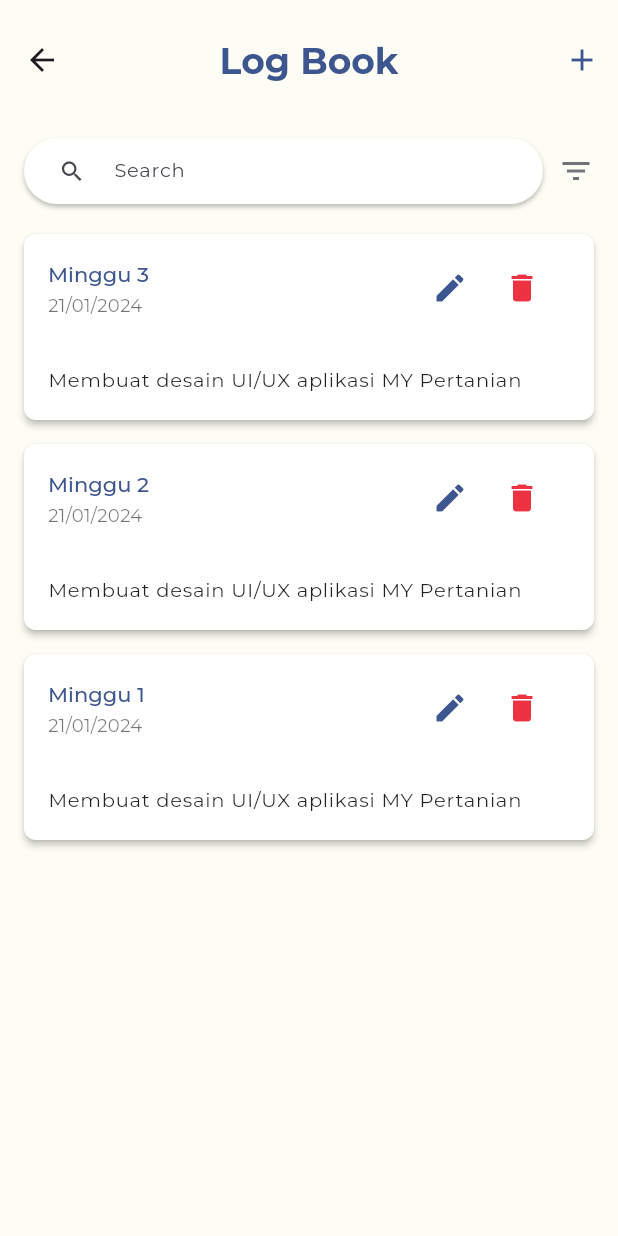
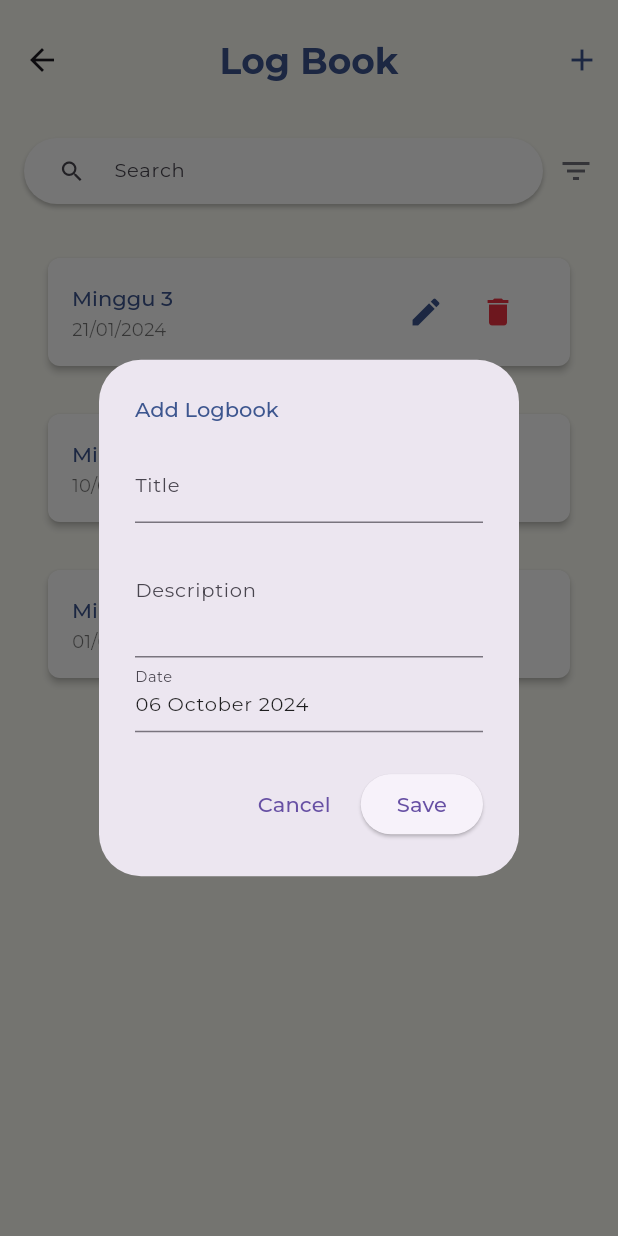
Before and after one commit to Kevin5621/Sitama, a Flutter app: the LogbookPage screen opened directly, after a tap on the "add" icon, on a phone screen of 412 x 824 dp. Run offline on Flutter 3.47's test engine with Material 3 defaults, Android fonts, the light colour scheme and no system bars; our stand-ins replace dartz, dio, flutter_bloc, flutter_svg, get_it, google_fonts and 2 more; accounts and stored records are empty.

Commit message:
add CRUD logbook

```diff
--- a/lib/domain/entities/logbook.dart
+++ b/lib/domain/entities/logbook.dart
@@ -1,38 +1,31 @@
-class Logbook {
+class LogbookItem {
   final String id;
   final int weekNumber;
-  final DateTime date;
+  final DateTime date;  // Ubah String menjadi DateTime
   final String description;
   final bool isExpanded;
 
-  Logbook({
+  LogbookItem({
     required this.id,
     required this.weekNumber,
-    required this.date,
+    required this.date,  // Ubah di sini juga
     required this.description,
     this.isExpanded = false,
   });
 
-  Logbook copyWith({
+  LogbookItem copyWith({
     String? id,
     int? weekNumber,
-    DateTime? date,
+    DateTime? date,  // Ubah tipe di sini juga
     String? description,
     bool? isExpanded,
   }) {
-    return Logbook(
+    return LogbookItem(
       id: id ?? this.id,
       weekNumber: weekNumber ?? this.weekNumber,
-      date: date ?? this.date,
+      date: date ?? this.date,  // Pastikan tipe sesuai
       description: description ?? this.description,
       isExpanded: isExpanded ?? this.isExpanded,
     );
   }
 }
-
-abstract class LogbookRepository {
-  Future<List<Logbook>> getLogbooks();
-  Future<void> addLogbook(Logbook logbook);
-  Future<void> updateLogbook(Logbook logbook);
-  Future<void> deleteLogbook(String id);
-}
--- /dev/null
+++ b/lib/domain/repository/logbook_repository.dart
@@ -0,0 +1,8 @@
+import 'package:sitama3/domain/entities/logbook.dart';
+
+abstract class LogbookRepository {
+  Future<List<LogbookItem>> getLogbooks();
+  Future<void> addLogbook(LogbookItem logbook);
+  Future<void> updateLogbook(LogbookItem logbook);
+  Future<void> deleteLogbook(String id);
+}
--- a/lib/main.dart
+++ b/lib/main.dart
@@ -1,6 +1,7 @@
 import 'package:flutter/material.dart';
+import 'package:sitama3/presentation/pages/Mahasiswa/home.dart';
 import './config/theme/theme.dart';
-import './presentation/pages/common/splash.dart';
+// import './presentation/pages/common/splash.dart';
 import './config/routes.dart';
 
 
@@ -18,7 +19,7 @@ class MyApp extends StatelessWidget {
       debugShowCheckedModeBanner: false,
       title: 'Flutter Demo',
       theme: AppTheme.lightTheme,
-      home: const SplashPage(),
+      home: const HomePage(),
     );
   }
 }
--- a/lib/presentation/bloc/event/logbook_bloc.dart
+++ b/lib/presentation/bloc/event/logbook_bloc.dart
@@ -1,7 +1,7 @@
 import 'package:flutter_bloc/flutter_bloc.dart';
-import '../event/loogbook_event.dart';
-import '../../../domain/entities/logbook.dart';
-import '../event/logbook_state.dart';
+import 'package:sitama3/domain/repository/logbook_repository.dart';
+import 'package:sitama3/presentation/bloc/event/logbook_state.dart';
+import 'package:sitama3/presentation/bloc/event/loogbook_event.dart';
 
 class LogbookBloc extends Bloc<LogbookEvent, LogbookState> {
   final LogbookRepository repository;
--- a/lib/presentation/bloc/event/logbook_state.dart
+++ b/lib/presentation/bloc/event/logbook_state.dart
@@ -7,7 +7,7 @@ class LogbookInitial extends LogbookState {}
 class LogbookLoading extends LogbookState {}
 
 class LogbookLoaded extends LogbookState {
-  final List<Logbook> logbooks;
+  final List<LogbookItem> logbooks;
   LogbookLoaded(this.logbooks);
 }
 
--- a/lib/presentation/bloc/event/loogbook_event.dart
+++ b/lib/presentation/bloc/event/loogbook_event.dart
@@ -5,12 +5,12 @@ abstract class LogbookEvent {}
 class LoadLogbooks extends LogbookEvent {}
 
 class AddLogbookEvent extends LogbookEvent {
-  final Logbook logbook;
+  final LogbookItem logbook;
   AddLogbookEvent(this.logbook);
 }
 
 class UpdateLogbookEvent extends LogbookEvent {
-  final Logbook logbook;
+  final LogbookItem logbook;
   UpdateLogbookEvent(this.logbook);
 }
 
--- a/lib/presentation/pages/Mahasiswa/logbook.dart
+++ b/lib/presentation/pages/Mahasiswa/logbook.dart
@@ -1,11 +1,133 @@
 // lib/presentation/pages/logbook_page.dart
 import 'package:flutter/material.dart';
-import 'package:flutter_bloc/flutter_bloc.dart';
+import 'package:intl/intl.dart';
+import 'package:sitama3/domain/entities/logbook.dart';
+import 'package:sitama3/presentation/widgets/Models/logbook_dialog.dart';
+import 'package:sitama3/presentation/widgets/guidance/logbook_card.dart';
 import '../../../config/theme/theme.dart';
 import '../../widgets/Models/search_field.dart';
 
-class LogbookPage extends StatelessWidget {
+class LogbookPage extends StatefulWidget {
   const LogbookPage({Key? key}) : super(key: key);
+
+  @override
+  State<LogbookPage> createState() => _LogbookPageState();
+}
+
+class _LogbookPageState extends State<LogbookPage> {
+  List<LogbookItem> logbooks = [];
+
+  get dateFormat => null;
+
+  @override
+  void initState() {
+    super.initState();
+    final DateFormat dateFormat = DateFormat('dd/MM/yyyy');
+    // Initialize with dummy data
+    logbooks = [
+      LogbookItem(
+        id: '1',
+        weekNumber: 3,
+        date: dateFormat.parse("21/01/2024"),
+        description: "Membuat desain UI/UX aplikasi MY Pertanian. " +
+        "Lorem ipsum dolor sit amet, consectetur adipiscing elit. Sed do eiusmod tempor incididunt ut labore et dolore magna aliqua. " +
+        "Ut enim ad minim veniam, quis nostrud exercitation ullamco laboris nisi ut aliquip ex ea commodo consequat. " +
+        "Duis aute irure dolor in reprehenderit in voluptate velit esse cillum dolore eu fugiat nulla pariatur.",
+        isExpanded: false,
+      ),
+      LogbookItem(
+        id: '2',
+        weekNumber: 2,
+        date: dateFormat.parse("10/01/2024"),
+        description: "Membuat desain UI/UX aplikasi MY Pertanian. " +
+        "Lorem ipsum dolor sit amet, consectetur adipiscing elit. Sed do eiusmod tempor incididunt ut labore et dolore magna aliqua. " +
+        "Ut enim ad minim veniam, quis nostrud exercitation ullamco laboris nisi ut aliquip ex ea commodo consequat. " +
+        "Duis aute irure dolor in reprehenderit in voluptate velit esse cillum dolore eu fugiat nulla pariatur.",
+        isExpanded: false,
+      ),
+      LogbookItem(
+        id: '3',
+        weekNumber: 1,
+        date: dateFormat.parse("1/01/2024"),
+        description: "Membuat desain UI/UX aplikasi MY Pertanian. " +
+        "Lorem ipsum dolor sit amet, consectetur adipiscing elit. Sed do eiusmod tempor incididunt ut labore et dolore magna aliqua. " +
+        "Ut enim ad minim veniam, quis nostrud exercitation ullamco laboris nisi ut aliquip ex ea commodo consequat. " +
+        "Duis aute irure dolor in reprehenderit in voluptate velit esse cillum dolore eu fugiat nulla pariatur.",
+        isExpanded: false,
+      ),
+    ];
+  }
+
+  void _toggleExpand(String id) {
+    setState(() {
+      final index = logbooks.indexWhere((item) => item.id == id);
+      if (index != -1) {
+        logbooks[index] = logbooks[index].copyWith(
+          isExpanded: !logbooks[index].isExpanded,
+        );
+      }
+    });
+  }
+
+  void _deleteLogbook(String id) {
+    showDialog(
+      context: context,
+      builder: (context) => AlertDialog(
+        title: Text(
+          'Delete Logbook',
+          style: Theme.of(context).textTheme.headlineMedium,
+        ),
+        content: Text(
+          'Are you sure you want to delete this logbook entry?',
+          style: Theme.of(context).textTheme.bodyLarge,
+        ),
+        actions: [
+          TextButton(
+            onPressed: () => Navigator.pop(context),
+            child: Text(
+              'Cancel',
+              style: TextStyle(color: AppTheme.gray),
+            ),
+          ),
+          TextButton(
+            onPressed: () {
+              setState(() {
+                logbooks.removeWhere((item) => item.id == id);
+              });
+              Navigator.pop(context);
+            },
+            child: Text(
+              'Delete',
+              style: TextStyle(color: AppTheme.danger),
+            ),
+          ),
+        ],
+      ),
+    );
+  }
+
+  void _showAddEditDialog({LogbookItem? item}) {
+    showDialog(
+      context: context,
+      builder: (context) => LogbookDialog(
+        logbook: item,
+        onSave: (LogbookItem newItem) {
+          setState(() {
+            if (item != null) {
+              // Edit existing item
+              final index = logbooks.indexWhere((l) => l.id == item.id);
+              if (index != -1) {
+                logbooks[index] = newItem;
+              }
+            } else {
+              // Add new item
+              logbooks.add(newItem);
+            }
+          });
+        },
+      ),
+    );
+  }
 
   @override
   Widget build(BuildContext context) {
@@ -22,9 +144,7 @@ class LogbookPage extends StatelessWidget {
         centerTitle: true,
         actions: [
           IconButton(
-            onPressed: () {
-              // Show TambahBimbinganDialog adapted for logbook
-            },
+            onPressed: () => _showAddEditDialog(),
             icon: Icon(Icons.add, color: AppTheme.primary),
           )
         ],
@@ -56,81 +176,21 @@ class LogbookPage extends StatelessWidget {
             ),
           ),
           const SliverToBoxAdapter(child: SizedBox(height: 20)),
-          SliverToBoxAdapter(
-            child: Padding(
-              padding: const EdgeInsets.symmetric(horizontal: 16),
-              child: Column(
-                children: [
-                  _buildLogbookCard(
-                    weekNumber: 3,
-                    date: "21/01/2024",
-                    description: "Membuat desain UI/UX aplikasi MY Pertanian",
-                    theme: theme,
+          SliverList(
+            delegate: SliverChildBuilderDelegate(
+              (context, index) {
+                final logbook = logbooks[index];
+                return Padding(
+                  padding: const EdgeInsets.symmetric(horizontal: 16, vertical: 8),
+                  child: LogbookCard(
+                    logbook: logbook,
+                    onTap: () => _toggleExpand(logbook.id),
+                    onEdit: () => _showAddEditDialog(item: logbook),
+                    onDelete: () => _deleteLogbook(logbook.id),
                   ),
-                  _buildLogbookCard(
-                    weekNumber: 2,
-                    date: "21/01/2024",
-                    description: "Membuat desain UI/UX aplikasi MY Pertanian",
-                    theme: theme,
-                  ),
-                  _buildLogbookCard(
-                    weekNumber: 1,
-                    date: "21/01/2024",
-                    description: "Membuat desain UI/UX aplikasi MY Pertanian",
-                    theme: theme,
-                  ),
-                ],
-              ),
-            ),
-          ),
-        ],
-      ),
-    );
-  }
-
-  Widget _buildLogbookCard({
-    required int weekNumber,
-    required String date,
-    required String description,
-    required ThemeData theme,
-  }) {
-    return Card(
-      margin: const EdgeInsets.only(bottom: 16),
-      child: Column(
-        crossAxisAlignment: CrossAxisAlignment.start,
-        children: [
-          ListTile(
-            title: Text(
-              'Minggu $weekNumber',
-              style: theme.textTheme.headlineSmall,
-            ),
-            subtitle: Text(
-              date,
-              style: theme.textTheme.bodyMedium,
-            ),
-            trailing: Row(
-              mainAxisSize: MainAxisSize.min,
-              children: [
-                IconButton(
-                  icon: Icon(Icons.edit, color: AppTheme.primary),
-                  onPressed: () {
-                    // Implement edit functionality
-                  },
-                ),
-                IconButton(
-                  icon: Icon(Icons.delete, color: AppTheme.danger),
-                  onPressed: () {
-                    // Implement delete functionality
-                  },
-                ),
-              ],
-            ),
-          ),
-          Padding(
-            padding: const EdgeInsets.all(16.0),
-            child: Text(
-              description,
-              style: theme.textTheme.bodyLarge,
+                );
+              },
+              childCount: logbooks.length,
             ),
           ),
         ],
--- /dev/null
+++ b/lib/presentation/widgets/Models/logbook_dialog.dart
@@ -0,0 +1,128 @@
+import 'package:flutter/material.dart';
+import 'package:sitama3/utils/date_formatter.dart';
+import '../guidance/logbook_item.dart';
+
+class LogbookDialog extends StatefulWidget {
+  final dynamic logbook;
+
+  // final LogbookItem? logbook;
+
+  const LogbookDialog({Key? key, this.logbook, required onSave}) : super(key: key);
+
+  @override
+  _LogbookDialogState createState() => _LogbookDialogState();
+}
+
+class _LogbookDialogState extends State<LogbookDialog> {
+  final _formKey = GlobalKey<FormState>();
+  late TextEditingController _titleController;
+  late TextEditingController _descriptionController;
+  late TextEditingController _dateController;
+  DateTime? _selectedDate;
+
+  @override
+  void initState() {
+    super.initState();
+    _titleController = TextEditingController(text: widget.logbook?.title ?? '');
+    _descriptionController = TextEditingController(text: widget.logbook?.description ?? '');
+    _selectedDate = widget.logbook?.date ?? DateTime.now();
+    _dateController = TextEditingController(text: DateFormatter.toDisplayDate(_selectedDate!));
+  }
+
+  @override
+  void dispose() {
+    _titleController.dispose();
+    _descriptionController.dispose();
+    _dateController.dispose();
+    super.dispose();
+  }
+
+  Future<void> _selectDate(BuildContext context) async {
+    final DateTime? picked = await showDatePicker(
+      context: context,
+      initialDate: _selectedDate!,
+      firstDate: DateTime(2000),
+      lastDate: DateTime(2100),
+    );
+    if (picked != null && picked != _selectedDate) {
+      setState(() {
+        _selectedDate = picked;
+        _dateController.text = DateFormatter.toDisplayDate(picked);
+      });
+    }
+  }
+
+  @override
+  Widget build(BuildContext context) {
+    return AlertDialog(
+      title: Text(widget.logbook == null ? 'Add Logbook' : 'Edit Logbook'),
+      content: Form(
+        key: _formKey,
+        child: SingleChildScrollView(
+          child: Column(
+            mainAxisSize: MainAxisSize.min,
+            children: <Widget>[
+              TextFormField(
+                controller: _titleController,
+                decoration: const InputDecoration(labelText: 'Title'),
+                validator: (value) {
+                  if (value == null || value.isEmpty) {
+                    return 'Please enter a title';
+                  }
+                  return null;
+                },
+              ),
+              TextFormField(
+                controller: _descriptionController,
+                decoration: const InputDecoration(labelText: 'Description'),
+                maxLines: 3,
+              ),
+              TextFormField(
+                controller: _dateController,
+                decoration: const InputDecoration(labelText: 'Date'),
+                readOnly: true,
+                onTap: () => _selectDate(context),
+              ),
+            ],
+          ),
+        ),
+      ),
+      actions: <Widget>[
+        TextButton(
+          onPressed: () => Navigator.of(context).pop(),
+          child: const Text('Cancel'),
+        ),
+        ElevatedButton(
+          onPressed: () {
+            if (_formKey.currentState!.validate()) {
+              final logbook = LogbookItem(
+                id: widget.logbook?.id ?? DateTime.now().millisecondsSinceEpoch.toString(),
+                title: _titleController.text,
+                description: _descriptionController.text,
+                date: _selectedDate!,
+                weekNumber: _selectedDate!.weekOfYear, // Assuming you have a getter for weekOfYear
+              );
+              Navigator.of(context).pop(logbook);
+            }
+          },
+          child: const Text('Save'),
+        ),
+      ],
+    );
+  }
+}
+
+// Extension to get week of year
+extension DateTimeExtension on DateTime {
+  int get weekOfYear {
+    final startOfYear = DateTime(year, 1, 1);
+    final firstMonday = startOfYear.weekday;
+    final daysInFirstWeek = 8 - firstMonday;
+    final diff = difference(startOfYear);
+    var weeks = ((diff.inDays - daysInFirstWeek) / 7).ceil();
+    if (daysInFirstWeek > 3) {
+      weeks += 1;
+    }
+    return weeks;
+  }
+}
--- a/lib/presentation/widgets/guidance/logbook_card.dart
+++ b/lib/presentation/widgets/guidance/logbook_card.dart
@@ -4,7 +4,7 @@ import 'package:sitama3/config/theme/theme.dart';
 import 'package:sitama3/domain/entities/logbook.dart';
 
 class LogbookCard extends StatelessWidget {
-  final Logbook logbook;
+  final LogbookItem logbook;
   final VoidCallback onEdit;
   final VoidCallback onDelete;
   final VoidCallback onTap;
@@ -35,7 +35,7 @@ class LogbookCard extends StatelessWidget {
                 style: theme.textTheme.headlineSmall,
               ),
               subtitle: Text(
-                DateFormat('dd/MM/yyyy').format(logbook.date),
+                DateFormat('dd/MM/yyyy').format(logbook.date as DateTime),
                 style: theme.textTheme.bodyMedium,
               ),
               trailing: Row(
--- /dev/null
+++ b/lib/presentation/widgets/guidance/logbook_item.dart
@@ -0,0 +1,15 @@
+class LogbookItem {
+  final String id;
+  final String title;
+  final String description;
+  final DateTime date;
+  final int weekNumber;
+
+  LogbookItem({
+    required this.id,
+    required this.title,
+    required this.description,
+    required this.date,
+    required this.weekNumber,
+  });
+}
--- a/lib/utils/date_formatter.dart
+++ b/lib/utils/date_formatter.dart
@@ -63,4 +63,6 @@ class DateFormatter {
       return 'Baru saja';
     }
   }
+
+  static getWeekNumber(DateTime dateTime) {}
 }
```
